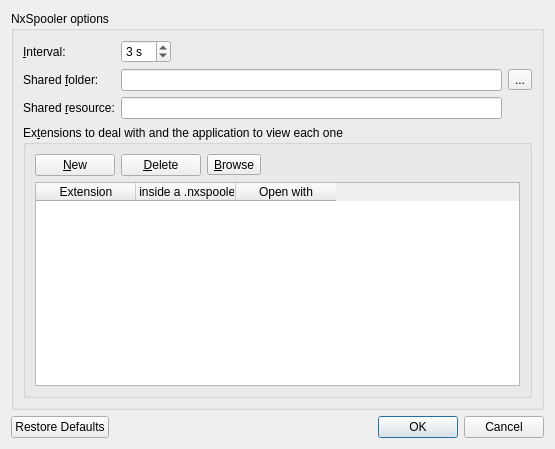
Old version of the form trunk/optionsDialog.ui in the repository BackupTheBerlios/nxspooler-svn.
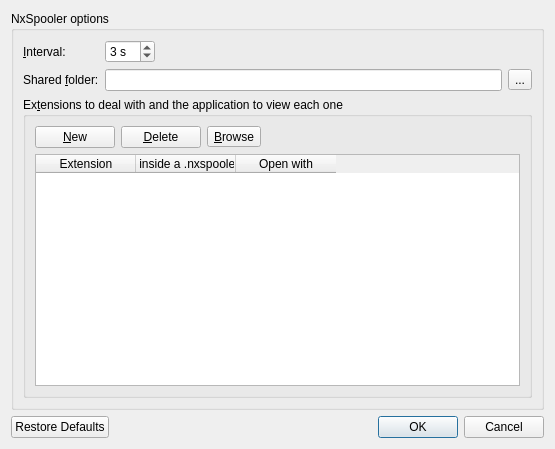
New version of the form. Icons and pictures are not drawn.

Commit message: Second steps in removing the "shared resource" QlineEdit, changed the related translations.

```diff
--- a/trunk/optionsDialog.ui
+++ b/trunk/optionsDialog.ui
@@ -113,39 +113,7 @@
         </property>
        </widget>
       </item>
-      <item row="2" column="0">
-       <widget class="QLabel" name="label_shared">
-        <property name="text">
-         <string>Shared &amp;resource:</string>
-        </property>
-        <property name="buddy">
-         <cstring>m_shared</cstring>
-        </property>
-       </widget>
-      </item>
-      <item row="2" column="1">
-       <widget class="QLineEdit" name="m_shared">
-        <property name="sizePolicy">
-         <sizepolicy hsizetype="MinimumExpanding" vsizetype="Fixed">
-          <horstretch>0</horstretch>
-          <verstretch>0</verstretch>
-         </sizepolicy>
-        </property>
-        <property name="minimumSize">
-         <size>
-          <width>230</width>
-          <height>0</height>
-         </size>
-        </property>
-        <property name="toolTip">
-         <string>Name of the shared resource</string>
-        </property>
-        <property name="whatsThis">
-         <string>Name of the shared resource that the NX client will mount in the server. NxSpooler doesn't check the existence of the shared resource because it's not necessary that the present user had access to it.</string>
-        </property>
-       </widget>
-      </item>
-      <item row="3" column="0" rowspan="2" colspan="3">
+      <item row="2" column="0" rowspan="2" colspan="3">
        <widget class="QGroupBox" name="groupBox_2">
         <property name="title">
          <string>Ex&amp;tensions to deal with and the application to view each one</string>
```
Left out of the diff: 1 changed line with no effect on the pictures. The commit also changes 1 other file.
